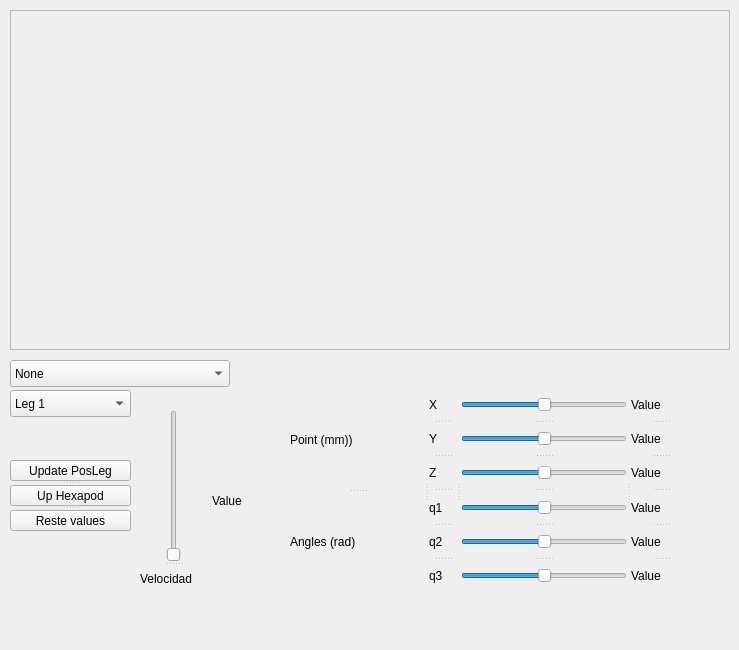
This is hexapodController/src/mainUI.ui in ibarbech/hexapod as Qt 5 draws it before an edit. The edited form follows.
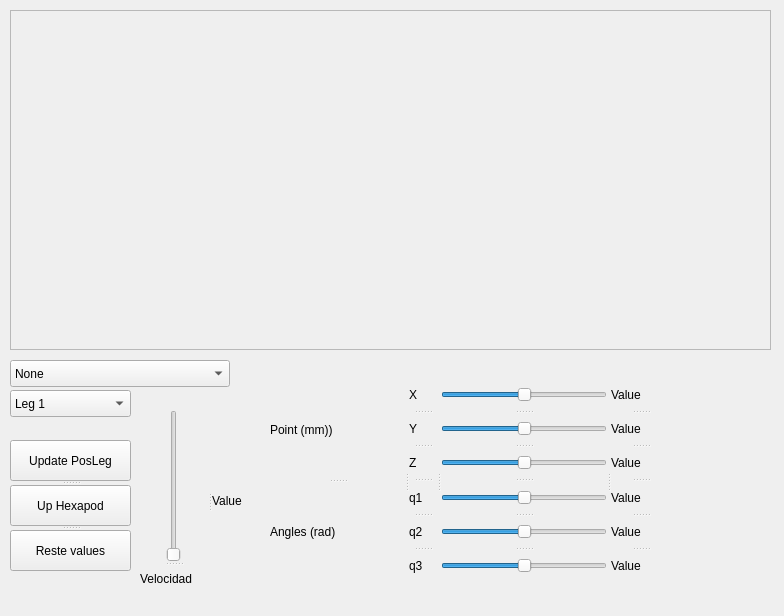
This is the edited form.

Commit message: Añadido caminar Crawl

Diff of the .ui file:
```diff
--- a/hexapodController/src/mainUI.ui
+++ b/hexapodController/src/mainUI.ui
@@ -6,8 +6,8 @@
    <rect>
     <x>0</x>
     <y>0</y>
-    <width>739</width>
-    <height>650</height>
+    <width>784</width>
+    <height>616</height>
    </rect>
   </property>
   <property name="windowTitle">
@@ -18,7 +18,7 @@
     <rect>
      <x>10</x>
      <y>10</y>
-     <width>720</width>
+     <width>761</width>
      <height>340</height>
     </rect>
    </property>
@@ -132,8 +132,8 @@
   <widget class="QSplitter" name="splitter_27">
    <property name="geometry">
     <rect>
-     <x>290</x>
-     <y>390</y>
+     <x>270</x>
+     <y>380</y>
      <width>401</width>
      <height>201</height>
     </rect>
@@ -307,9 +307,9 @@
    <property name="geometry">
     <rect>
      <x>10</x>
-     <y>460</y>
+     <y>440</y>
      <width>121</width>
-     <height>71</height>
+     <height>131</height>
     </rect>
    </property>
    <property name="orientation">
```
Left out of the diff: 16 changed lines with no effect on the pictures. The commit also changes 2 other files.
